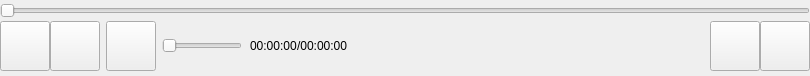
The window that ctrlbar.ui (itisyang/playerdemo) describes before a commit, drawn with Qt 5.
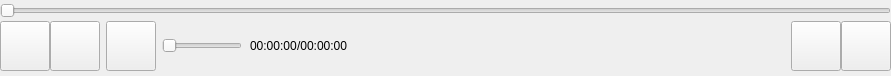
The same window after the commit.

```diff
--- a/ctrlbar.ui
+++ b/ctrlbar.ui
@@ -6,7 +6,7 @@
    <rect>
     <x>0</x>
     <y>0</y>
-    <width>810</width>
+    <width>891</width>
     <height>76</height>
    </rect>
   </property>
```
Left out of the diff: 4 changed lines with no effect on the pictures.
